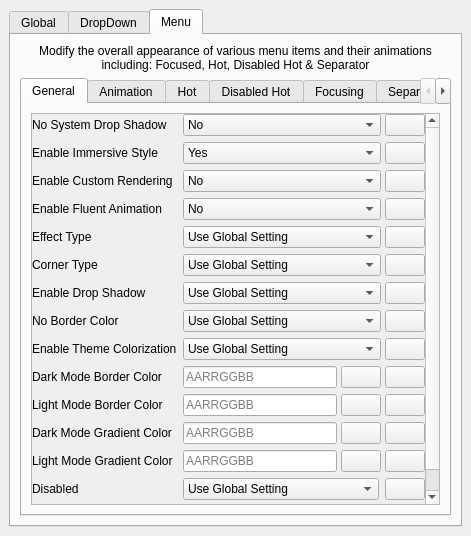
Above: main.ui from Satanarious/TranslucentFlyoutsConfig before the change. Below: the same form after it.
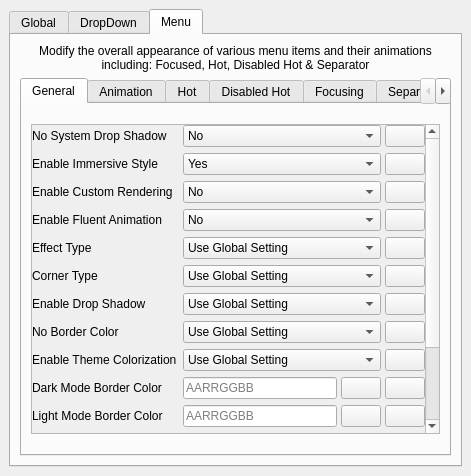
That is the form after the change. The open tabs and pages were chosen to show the change. Icons and pictures are not drawn.

```diff
--- a/main.ui
+++ b/main.ui
@@ -7,7 +7,7 @@
     <x>0</x>
     <y>0</y>
     <width>471</width>
-    <height>536</height>
+    <height>476</height>
    </rect>
   </property>
   <property name="sizePolicy">
@@ -1604,6 +1604,12 @@
            <layout class="QVBoxLayout" name="verticalLayout_10">
             <item>
              <widget class="QScrollArea" name="scrollArea">
+              <property name="maximumSize">
+               <size>
+                <width>16777215</width>
+                <height>310</height>
+               </size>
+              </property>
               <property name="widgetResizable">
                <bool>true</bool>
               </property>
@@ -1616,6 +1622,12 @@
                  <height>476</height>
                 </rect>
                </property>
+               <property name="sizePolicy">
+                <sizepolicy hsizetype="MinimumExpanding" vsizetype="MinimumExpanding">
+                 <horstretch>0</horstretch>
+                 <verstretch>0</verstretch>
+                </sizepolicy>
+               </property>
                <layout class="QVBoxLayout" name="verticalLayout_11">
                 <property name="leftMargin">
                  <number>0</number>
```
